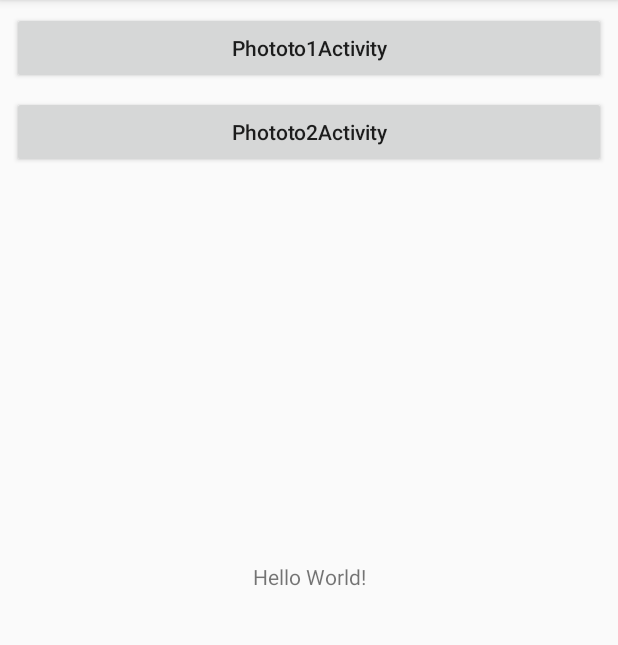
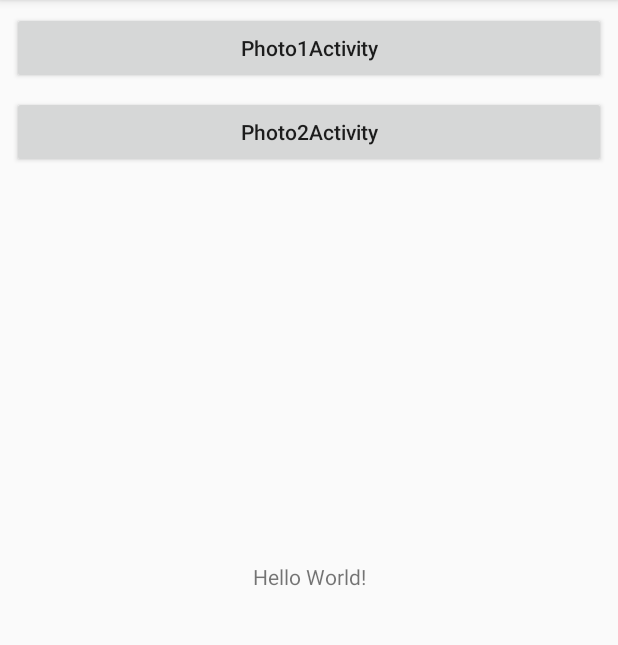
Before and after one commit to jinnydiary/E05Photo, an Android app: the screen it shows after launch (MainActivity), on a phone screen of 412 x 824 dp, the part 84-729 px from its top. Run offline under Robolectric (Android 15) with nearby library versions, the phone set to English and light mode, and no system bars.

Commit message:
E05Photo 첫번째 예제(수정)

```diff
--- a/app/src/main/res/layout/activity_main.xml
+++ b/app/src/main/res/layout/activity_main.xml
@@ -23,7 +23,7 @@
         android:layout_marginTop="8dp"
         android:layout_marginEnd="8dp"
         android:onClick="button_clicked"
-        android:text="Phototo1Activity"
+        android:text="Photo1Activity"
         app:layout_constraintEnd_toEndOf="parent"
         app:layout_constraintStart_toStartOf="parent"
         app:layout_constraintTop_toTopOf="parent" />
@@ -36,7 +36,7 @@
         android:layout_marginTop="8dp"
         android:layout_marginEnd="8dp"
         android:onClick="button_clicked"
-        android:text="Phototo2Activity"
+        android:text="Photo2Activity"
         app:layout_constraintEnd_toEndOf="parent"
         app:layout_constraintStart_toStartOf="parent"
         app:layout_constraintTop_toBottomOf="@+id/button1" />
```
